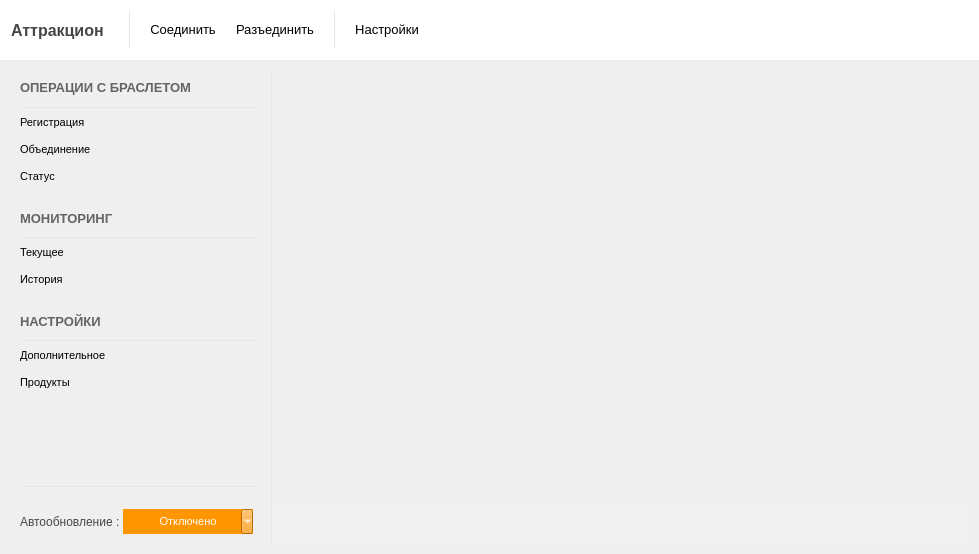
The window that Client/MainWindow.ui (Baxulio/Attraction) describes before a commit, drawn with Qt 5.
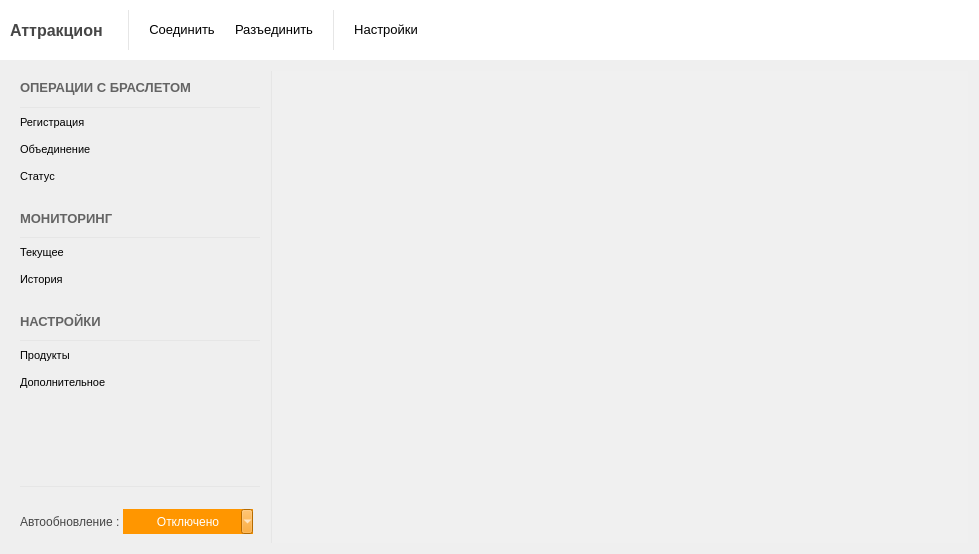
The same window after the commit. Icons and pictures are not drawn.

```diff
--- a/Client/MainWindow.ui
+++ b/Client/MainWindow.ui
@@ -15,7 +15,7 @@
   </property>
   <property name="windowIcon">
    <iconset resource="clientresources.qrc">
-    <normaloff>:/images/logo.png</normaloff>:/images/logo.png</iconset>
+    <normaloff>:/resources/logo.png</normaloff>:/resources/logo.png</iconset>
   </property>
   <property name="styleSheet">
    <string notr="true"/>
@@ -91,6 +91,18 @@
        <property name="spacing">
         <number>20</number>
        </property>
+       <property name="leftMargin">
+        <number>10</number>
+       </property>
+       <property name="topMargin">
+        <number>10</number>
+       </property>
+       <property name="rightMargin">
+        <number>10</number>
+       </property>
+       <property name="bottomMargin">
+        <number>10</number>
+       </property>
        <item>
         <widget class="QLabel" name="label_2">
          <property name="font">
@@ -151,7 +163,7 @@
          </property>
          <property name="icon">
           <iconset resource="clientresources.qrc">
-           <normaloff>:/images/mimiGlyphs/mimiGlyphs/png/23.png</normaloff>:/images/mimiGlyphs/mimiGlyphs/png/23.png</iconset>
+           <normaloff>:/resources/glyphs/23.png</normaloff>:/resources/glyphs/23.png</iconset>
          </property>
         </widget>
        </item>
@@ -170,7 +182,7 @@
          </property>
          <property name="icon">
           <iconset resource="clientresources.qrc">
-           <normaloff>:/images/mimiGlyphs/mimiGlyphs/png/50.png</normaloff>:/images/mimiGlyphs/mimiGlyphs/png/50.png</iconset>
+           <normaloff>:/resources/glyphs/50.png</normaloff>:/resources/glyphs/50.png</iconset>
          </property>
         </widget>
        </item>
@@ -217,7 +229,7 @@
          </property>
          <property name="icon">
           <iconset resource="clientresources.qrc">
-           <normaloff>:/images/mimiGlyphs/mimiGlyphs/png/34.png</normaloff>:/images/mimiGlyphs/mimiGlyphs/png/34.png</iconset>
+           <normaloff>:/resources/glyphs/34.png</normaloff>:/resources/glyphs/34.png</iconset>
          </property>
         </widget>
        </item>
@@ -244,7 +256,7 @@
          </property>
          <property name="icon">
           <iconset resource="clientresources.qrc">
-           <normaloff>:/images/mimiGlyphs/mimiGlyphs/png/info.png</normaloff>:/images/mimiGlyphs/mimiGlyphs/png/info.png</iconset>
+           <normaloff>:/resources/glyphs/info.png</normaloff>:/resources/glyphs/info.png</iconset>
          </property>
          <property name="iconSize">
           <size>
@@ -262,9 +274,6 @@
     </item>
     <item>
      <widget class="QSplitter" name="splitter">
-      <property name="styleSheet">
-       <string notr="true"/>
-      </property>
       <property name="orientation">
        <enum>Qt::Horizontal</enum>
       </property>
@@ -415,7 +424,7 @@
           </property>
           <property name="icon">
            <iconset resource="clientresources.qrc">
-            <normaloff>:/images/mimiGlyphs/mimiGlyphs/png/13.png</normaloff>:/images/mimiGlyphs/mimiGlyphs/png/13.png</iconset>
+            <normaloff>:/resources/glyphs/13.png</normaloff>:/resources/glyphs/13.png</iconset>
           </property>
           <property name="checkable">
            <bool>true</bool>
@@ -453,7 +462,7 @@
           </property>
           <property name="icon">
            <iconset resource="clientresources.qrc">
-            <normaloff>:/images/mimiGlyphs/mimiGlyphs/png/14.png</normaloff>:/images/mimiGlyphs/mimiGlyphs/png/14.png</iconset>
+            <normaloff>:/resources/glyphs/14.png</normaloff>:/resources/glyphs/14.png</iconset>
           </property>
           <property name="checkable">
            <bool>true</bool>
@@ -491,7 +500,7 @@
           </property>
           <property name="icon">
            <iconset resource="clientresources.qrc">
-            <normaloff>:/images/mimiGlyphs/mimiGlyphs/png/33.png</normaloff>:/images/mimiGlyphs/mimiGlyphs/png/33.png</iconset>
+            <normaloff>:/resources/glyphs/33.png</normaloff>:/resources/glyphs/33.png</iconset>
           </property>
           <property name="checkable">
            <bool>true</bool>
@@ -569,7 +578,7 @@
          </widget>
         </item>
         <item>
-         <widget class="QPushButton" name="current_monitoring_button">
+         <widget class="QPushButton" name="dashboard_but">
           <property name="minimumSize">
            <size>
             <width>0</width>
@@ -593,7 +602,7 @@
           </property>
           <property name="icon">
            <iconset resource="clientresources.qrc">
-            <normaloff>:/images/mimiGlyphs/mimiGlyphs/png/73.png</normaloff>:/images/mimiGlyphs/mimiGlyphs/png/73.png</iconset>
+            <normaloff>:/resources/glyphs/73.png</normaloff>:/resources/glyphs/73.png</iconset>
           </property>
           <property name="checkable">
            <bool>true</bool>
@@ -631,7 +640,7 @@
           </property>
           <property name="icon">
            <iconset resource="clientresources.qrc">
-            <normaloff>:/images/mimiGlyphs/mimiGlyphs/png/62.png</normaloff>:/images/mimiGlyphs/mimiGlyphs/png/62.png</iconset>
+            <normaloff>:/resources/glyphs/62.png</normaloff>:/resources/glyphs/62.png</iconset>
           </property>
           <property name="checkable">
            <bool>true</bool>
@@ -708,44 +717,6 @@
           </property>
          </widget>
         </item>
-        <item>
-         <widget class="QPushButton" name="additional_settings_button">
-          <property name="minimumSize">
-           <size>
-            <width>0</width>
-            <height>25</height>
-           </size>
-          </property>
-          <property name="font">
-           <font>
-            <family>MS Shell Dlg 2</family>
-            <pointsize>8</pointsize>
-            <weight>9</weight>
-            <italic>false</italic>
-            <bold>false</bold>
-           </font>
-          </property>
-          <property name="cursor">
-           <cursorShape>PointingHandCursor</cursorShape>
-          </property>
-          <property name="text">
-           <string>Дополнительное</string>
-          </property>
-          <property name="icon">
-           <iconset resource="clientresources.qrc">
-            <normaloff>:/images/mimiGlyphs/mimiGlyphs/png/19.png</normaloff>:/images/mimiGlyphs/mimiGlyphs/png/19.png</iconset>
-          </property>
-          <property name="checkable">
-           <bool>true</bool>
-          </property>
-          <property name="autoExclusive">
-           <bool>true</bool>
-          </property>
-          <property name="flat">
-           <bool>true</bool>
-          </property>
-         </widget>
-        </item>
         <item>
          <widget class="QPushButton" name="products_button">
           <property name="minimumSize">
@@ -771,7 +742,45 @@
           </property>
           <property name="icon">
            <iconset resource="clientresources.qrc">
-            <normaloff>:/images/mimiGlyphs/mimiGlyphs/png/55.png</normaloff>:/images/mimiGlyphs/mimiGlyphs/png/55.png</iconset>
+            <normaloff>:/resources/glyphs/55.png</normaloff>:/resources/glyphs/55.png</iconset>
+          </property>
+          <property name="checkable">
+           <bool>true</bool>
+          </property>
+          <property name="autoExclusive">
+           <bool>true</bool>
+          </property>
+          <property name="flat">
+           <bool>true</bool>
+          </property>
+         </widget>
+        </item>
+        <item>
+         <widget class="QPushButton" name="additional_settings_button">
+          <property name="minimumSize">
+           <size>
+            <width>0</width>
+            <height>25</height>
+           </size>
+          </property>
+          <property name="font">
+           <font>
+            <family>MS Shell Dlg 2</family>
+            <pointsize>8</pointsize>
+            <weight>9</weight>
+            <italic>false</italic>
+            <bold>false</bold>
+           </font>
+          </property>
+          <property name="cursor">
+           <cursorShape>PointingHandCursor</cursorShape>
+          </property>
+          <property name="text">
+           <string>Дополнительное</string>
+          </property>
+          <property name="icon">
+           <iconset resource="clientresources.qrc">
+            <normaloff>:/resources/glyphs/19.png</normaloff>:/resources/glyphs/19.png</iconset>
           </property>
           <property name="checkable">
            <bool>true</bool>
@@ -860,11 +869,6 @@
               <height>25</height>
              </size>
             </property>
-            <property name="font">
-             <font>
-              <pointsize>8</pointsize>
-             </font>
-            </property>
             <property name="styleSheet">
              <string notr="true">QToolButton{
 background-color: rgb(255, 150, 0);
@@ -881,7 +885,7 @@
             </property>
             <property name="icon">
              <iconset resource="clientresources.qrc">
-              <normaloff>:/images/mimiGlyphs/mimiGlyphs/png/45-2.png</normaloff>:/images/mimiGlyphs/mimiGlyphs/png/45-2.png</iconset>
+              <normaloff>:/resources/glyphs/45-2.png</normaloff>:/resources/glyphs/45-2.png</iconset>
             </property>
             <property name="iconSize">
              <size>
@@ -889,6 +893,9 @@
               <height>12</height>
              </size>
             </property>
+            <property name="checkable">
+             <bool>true</bool>
+            </property>
             <property name="popupMode">
              <enum>QToolButton::MenuButtonPopup</enum>
             </property>
@@ -948,23 +955,10 @@
          </widget>
         </item>
         <item>
-         <layout class="QVBoxLayout" name="verticalLayout_2">
+         <layout class="QVBoxLayout" name="stack_widget_layout">
           <property name="spacing">
            <number>10</number>
           </property>
-          <item>
-           <widget class="QStackedWidget" name="stackedWidget">
-            <property name="styleSheet">
-             <string notr="true"/>
-            </property>
-            <property name="frameShadow">
-             <enum>QFrame::Plain</enum>
-            </property>
-            <property name="currentIndex">
-             <number>-1</number>
-            </property>
-           </widget>
-          </item>
           <item>
            <widget class="QFrame" name="frame_3">
             <property name="minimumSize">
```
